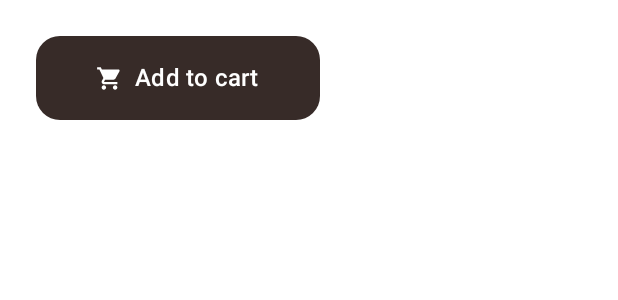
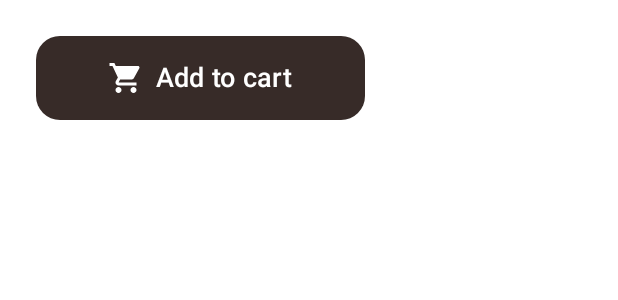
Before and after one commit to devsadeq/PizzaOrderApp, an Android app built with Jetpack Compose: the @Preview function RoundedButtonPreview, on a phone screen of 412 x 824 dp. Shown: the top 300 px of the screen. Run offline under Robolectric (Android 15) with nearby library versions, the phone set to English and light mode, and no system bars.

Commit message:
enhance design

```diff
--- a/app/src/main/java/com/devsadeq/pizzaorderapp/ui/composable/PizzaIngredients.kt
+++ b/app/src/main/java/com/devsadeq/pizzaorderapp/ui/composable/PizzaIngredients.kt
@@ -32,7 +32,7 @@ fun PizzaIngredients(
             modifier = Modifier.padding(horizontal = 16.dp)
         )
         LazyRow(
-            modifier = Modifier.fillMaxWidth(),
+            modifier = Modifier.fillMaxWidth().padding(top = 16.dp),
             horizontalArrangement = Arrangement.spacedBy(16.dp),
             contentPadding = PaddingValues(16.dp)
         ) {
--- a/app/src/main/java/com/devsadeq/pizzaorderapp/ui/composable/PizzaPager.kt
+++ b/app/src/main/java/com/devsadeq/pizzaorderapp/ui/composable/PizzaPager.kt
@@ -19,6 +19,7 @@ fun PizzaPager(
     pagerState: androidx.compose.foundation.pager.PagerState,
     pizzaList: List<OrderScreenUiState.Pizza>,
     pizzaSize: PizzaSize,
+    modifier: Modifier = Modifier,
 ) {
     val scale = animateFloatAsState(
         targetValue = when (pizzaSize) {
@@ -32,10 +33,11 @@ fun PizzaPager(
         pageCount = pizzaList.size,
         state = pagerState,
         verticalAlignment = Alignment.CenterVertically,
+        modifier = modifier,
     ) { page ->
         Box(
             modifier = Modifier
-                .size(250.dp)
+                .size(300.dp)
                 .scale(scale.value),
         ) {
             PizzaImage(
--- a/app/src/main/java/com/devsadeq/pizzaorderapp/ui/composable/PizzaToppings.kt
+++ b/app/src/main/java/com/devsadeq/pizzaorderapp/ui/composable/PizzaToppings.kt
@@ -31,8 +31,8 @@ fun PizzaToppings(
             .scale(scale.value)
     ) {
         images.forEach { image ->
-            val randomOffsetX = remember { mutableStateOf(Random.nextInt(20, 200)) }
-            val randomOffsetY = remember { mutableStateOf(Random.nextInt(20, 200)) }
+            val randomOffsetX = remember { mutableStateOf(Random.nextInt(30, 230)) }
+            val randomOffsetY = remember { mutableStateOf(Random.nextInt(30, 230)) }
 
             ToppingItem(
                 imageRes = image,
--- a/app/src/main/java/com/devsadeq/pizzaorderapp/ui/composable/RoundnedButton.kt
+++ b/app/src/main/java/com/devsadeq/pizzaorderapp/ui/composable/RoundnedButton.kt
@@ -19,6 +19,7 @@ import androidx.compose.ui.graphics.Color
 import androidx.compose.ui.graphics.vector.ImageVector
 import androidx.compose.ui.tooling.preview.Preview
 import androidx.compose.ui.unit.dp
+import androidx.compose.ui.unit.sp
 
 @Composable
 fun RoundedButton(
@@ -38,18 +39,18 @@ fun RoundedButton(
         Row(
             horizontalArrangement = Arrangement.Center,
             verticalAlignment = Alignment.CenterVertically,
-            modifier = Modifier.padding(horizontal = 16.dp, vertical = 8.dp)
+            modifier = Modifier.padding(horizontal = 24.dp, vertical = 8.dp)
         ) {
             Icon(
                 imageVector = icon,
                 contentDescription = null,
                 modifier = Modifier
                     .padding(end = 8.dp)
-                    .size(18.dp)
+                    .size(24.dp)
             )
             Text(
                 text = label,
-                style = MaterialTheme.typography.titleMedium,
+                fontSize = 18.sp,
             )
         }
     }
--- a/app/src/main/java/com/devsadeq/pizzaorderapp/ui/composable/ToppingItem.kt
+++ b/app/src/main/java/com/devsadeq/pizzaorderapp/ui/composable/ToppingItem.kt
@@ -15,6 +15,6 @@ fun ToppingItem(
 ) {
     Image(
         painterResource(imageRes), contentDescription = null,
-        modifier = modifier.size(25.dp)
+        modifier = modifier.size(30.dp)
     )
 }
--- a/app/src/main/java/com/devsadeq/pizzaorderapp/ui/screen/OrderScreen.kt
+++ b/app/src/main/java/com/devsadeq/pizzaorderapp/ui/screen/OrderScreen.kt
@@ -3,6 +3,7 @@ package com.devsadeq.pizzaorderapp.ui.screen
 import androidx.compose.foundation.ExperimentalFoundationApi
 import androidx.compose.foundation.layout.Column
 import androidx.compose.foundation.layout.PaddingValues
+import androidx.compose.foundation.layout.Spacer
 import androidx.compose.foundation.layout.fillMaxSize
 import androidx.compose.foundation.layout.padding
 import androidx.compose.foundation.pager.PagerState
@@ -71,14 +72,17 @@ private fun OrderScreenContent(
         )
         PizzaPrice(price = state.totalPrice)
         PizzaSizeSelection(selectedSize = state.selectedSize, onClick = onPizzaSizeClicked)
+        Spacer(modifier = Modifier.weight(1f))
         PizzaIngredients(
             pizza = state.selectedPizza,
             onIngredientClicked = onIngredientClicked,
         )
+        Spacer(modifier = Modifier.weight(1f))
         RoundedButton(
             label = stringResource(R.string.add_to_cart),
             icon = Icons.Filled.ShoppingCart,
             onClick = { })
+        Spacer(modifier = Modifier.weight(1f))
     }
 }
 
```
Also changed, not shown: app/src/main/java/com/devsadeq/pizzaorderapp/ui/composable/Pizza.kt (+26 -7 lines).
